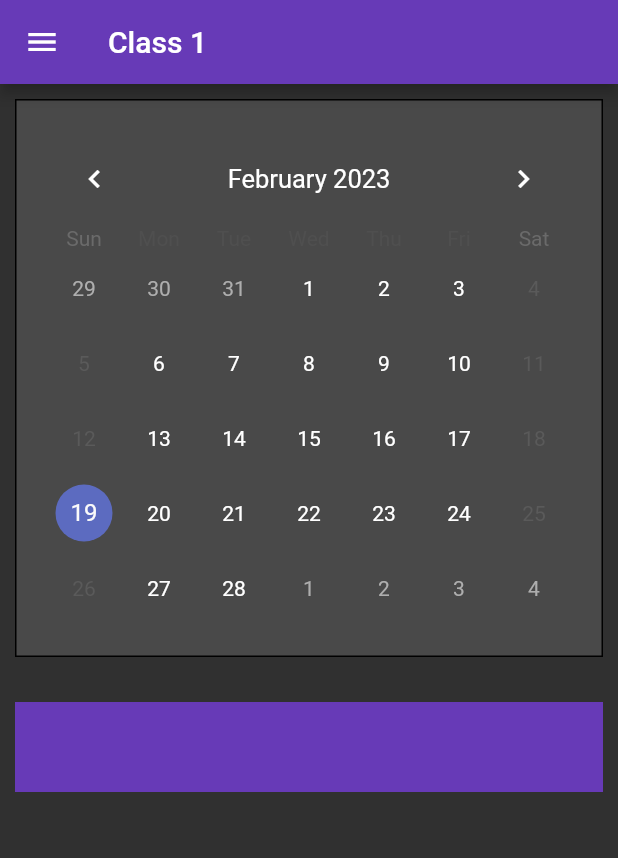
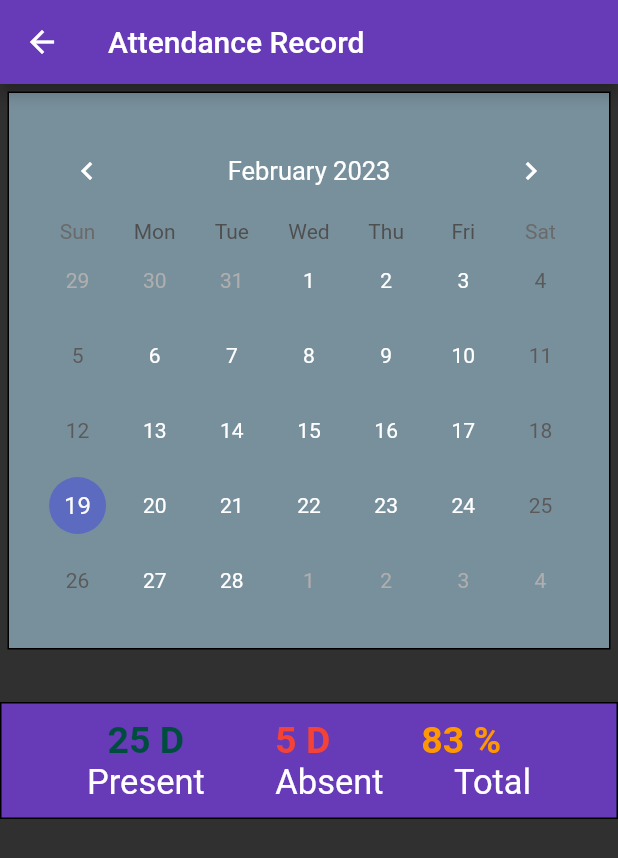
Before and after one commit to Smart-Attendance-CSIT/SmartAttendanceFlutter_student, a Flutter app: the ClassScreen screen opened directly, on a phone screen of 412 x 824 dp. Shown: the top 858 px of the screen. Run offline on Flutter 3.47's test engine with Material 2 defaults, Android fonts, the phone set to English and light mode, and no system bars; drawn by our look-alikes of table_calendar; our stand-ins replace dio, lottie, pretty_dio_logger, shared_preferences; missing offline and left inert: flutter_barcode_scanner; accounts and stored records are empty.

Commit message:
ui is modified

```diff
--- a/lib/presentation/screens/class_screen.dart
+++ b/lib/presentation/screens/class_screen.dart
@@ -18,26 +18,27 @@ class _ClassScreenState extends State<ClassScreen> {
 
   @override
   Widget build(BuildContext context) {
+    final height = MediaQuery.of(context).size.height;
+    final width = MediaQuery.of(context).size.width;
     return Scaffold(
       appBar: AppBar(
         backgroundColor: Colors.deepPurple,
-        title: const Text('Class 1'),
-        leading: IconButton(
-          onPressed: (() {}),
-          icon: const Icon(
-            Icons.menu,
-          ),
-        ),
+        title: const Text('Attendance Record'),
+        // leading: IconButton(
+        //   onPressed: (() {}),
+        //   icon: const Icon(
+        //     Icons.menu,
+        //   ),
+        // ),
       ),
       body: Column(
         children: [
-          Center(
-            child: Container(
-              padding: EdgeInsets.all(10),
+          Container(
+            padding: EdgeInsets.all(5),
             child: Column(children: [
               Container(
                 decoration: BoxDecoration(
-                      border: Border.all(), color: Colors.white12),
+                    border: Border.all(), color: Colors.blueGrey[400]),
                 padding: EdgeInsets.all(20),
                 child: TableCalendar(
                   locale: 'en_us',
@@ -54,12 +55,59 @@ class _ClassScreenState extends State<ClassScreen> {
               SizedBox(
                 height: 30,
               ),
+            ]),
+          ),
           Container(
-                  padding: EdgeInsets.all(40),
-                  height: 60,
-                  color: Colors.deepPurple,
-                )
-              ]),
+            width: width,
+            decoration:
+                BoxDecoration(border: Border.all(), color: Colors.deepPurple),
+            padding: EdgeInsets.all(10),
+            child: Column(
+              children: [
+                Wrap(
+                  alignment: WrapAlignment.spaceEvenly,
+                  children: [
+                    Text(
+                      "25 D",
+                      style: TextStyle(
+                          color: Colors.teal[900],
+                          fontWeight: FontWeight.bold,
+                          fontSize: 25),
+                    ),
+                    Text(
+                      "5 D",
+                      style: TextStyle(
+                          color: Colors.red,
+                          fontWeight: FontWeight.bold,
+                          fontSize: 25),
+                    ),
+                    Text(
+                      "83 % ",
+                      style: TextStyle(
+                          color: Colors.orange,
+                          fontWeight: FontWeight.bold,
+                          fontSize: 25),
+                    ),
+                    Row(
+                      mainAxisAlignment: MainAxisAlignment.spaceEvenly,
+                      children: [
+                        Text(
+                          "Present",
+                          style: TextStyle(color: Colors.white, fontSize: 23),
+                        ),
+                        Text(
+                          "Absent",
+                          style: TextStyle(color: Colors.white, fontSize: 23),
+                        ),
+                        Text(
+                          "Total",
+                          style: TextStyle(color: Colors.white, fontSize: 23),
+                        ),
+                      ],
+                    ),
+                  ],
+                ),
+              ],
             ),
           ),
         ],
```
Also changed, not shown: lib/presentation/screens/home.dart (+24 -54 lines), lib/presentation/screens/login.dart (+3 -6 lines). Lines whose indentation alone changed are shown as unchanged.
